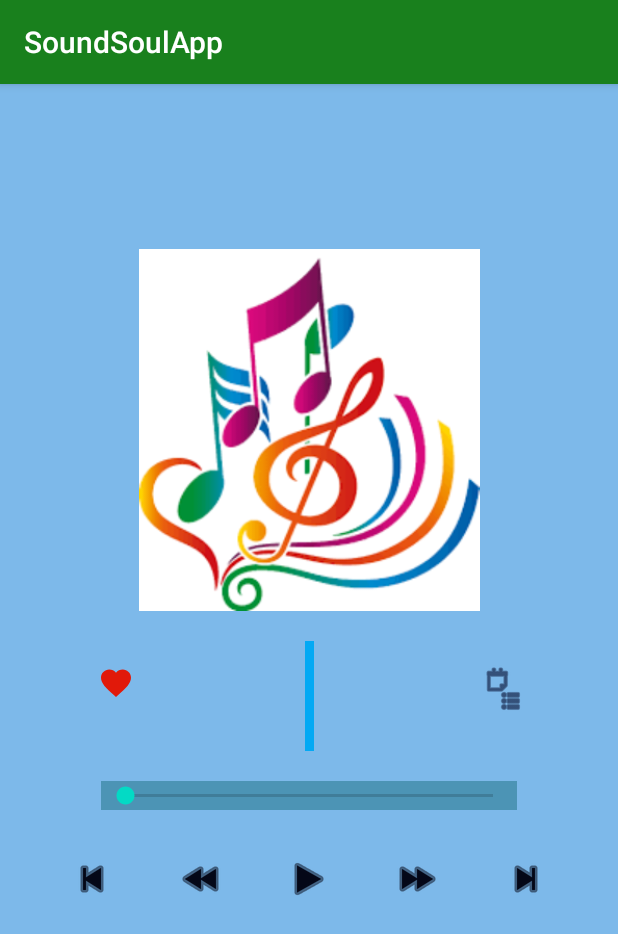
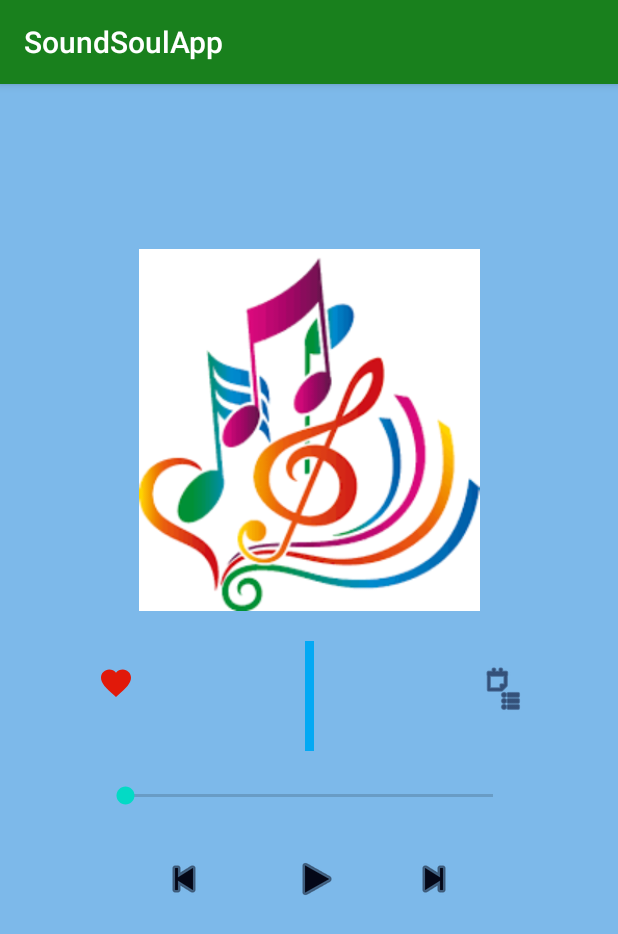
Before and after one commit to vrserrano/Sound, an Android app: the SongPlayer screen opened directly, with no data from a screen before it, on a phone screen of 412 x 824 dp. Shown: the top 934 px of the screen. Run offline under Robolectric (Android 15) with nearby library versions, the phone set to English and light mode, and no system bars.

Commit message:
botones reproductor

```diff
--- a/app/src/main/res/layout/activity_player_song.xml
+++ b/app/src/main/res/layout/activity_player_song.xml
@@ -76,7 +76,7 @@
         android:layout_marginTop="20dp"
         android:layout_marginEnd="67dp"
         android:layout_marginRight="67dp"
-        android:background="#4C94B5"
+        android:background="#7DB9EA"
         app:layout_constraintEnd_toEndOf="parent"
         app:layout_constraintStart_toStartOf="parent"
         app:layout_constraintTop_toBottomOf="@+id/divider" />
@@ -85,15 +85,15 @@
         android:id="@+id/playButton"
         android:layout_width="wrap_content"
         android:layout_height="wrap_content"
-        android:layout_marginStart="10dp"
-        android:layout_marginLeft="10dp"
+        android:layout_marginStart="20dp"
+        android:layout_marginLeft="20dp"
         android:layout_marginTop="30dp"
-        android:layout_marginEnd="10dp"
-        android:layout_marginRight="10dp"
+        android:layout_marginEnd="20dp"
+        android:layout_marginRight="20dp"
         android:background="#7DB9EA"
         android:tint="#040717"
-        app:layout_constraintEnd_toStartOf="@+id/next"
-        app:layout_constraintStart_toEndOf="@+id/previous"
+        app:layout_constraintEnd_toStartOf="@+id/nextButton"
+        app:layout_constraintStart_toEndOf="@+id/previousButton"
         app:layout_constraintTop_toBottomOf="@+id/seekBar"
         app:srcCompat="@android:drawable/ic_media_play" />
 
@@ -101,62 +101,30 @@
         android:id="@+id/nextButton"
         android:layout_width="wrap_content"
         android:layout_height="wrap_content"
-        android:layout_marginStart="10dp"
-        android:layout_marginLeft="10dp"
+        android:layout_marginStart="20dp"
+        android:layout_marginLeft="20dp"
         android:layout_marginTop="30dp"
-        android:layout_marginEnd="25dp"
-        android:layout_marginRight="25dp"
+        android:layout_marginEnd="100dp"
+        android:layout_marginRight="100dp"
         android:background="#7DB9EA"
         android:tint="#040717"
         app:layout_constraintEnd_toEndOf="parent"
-        app:layout_constraintStart_toEndOf="@+id/next"
+        app:layout_constraintStart_toEndOf="@+id/playButton"
         app:layout_constraintTop_toBottomOf="@+id/seekBar"
         app:srcCompat="@android:drawable/ic_media_next" />
-
-    <ImageButton
-        android:id="@+id/next"
-        android:layout_width="wrap_content"
-        android:layout_height="wrap_content"
-        android:layout_marginStart="10dp"
-        android:layout_marginLeft="10dp"
-        android:layout_marginTop="30dp"
-        android:layout_marginEnd="10dp"
-        android:layout_marginRight="10dp"
-        android:background="#7DB9EA"
-        android:tint="#040717"
-        app:layout_constraintEnd_toStartOf="@+id/nextButton"
-        app:layout_constraintStart_toEndOf="@+id/playButton"
-        app:layout_constraintTop_toBottomOf="@+id/seekBar"
-        app:srcCompat="@android:drawable/ic_media_ff" />
-
-    <ImageButton
-        android:id="@+id/previous"
-        android:layout_width="wrap_content"
-        android:layout_height="wrap_content"
-        android:layout_marginStart="10dp"
-        android:layout_marginLeft="10dp"
-        android:layout_marginTop="30dp"
-        android:layout_marginEnd="10dp"
-        android:layout_marginRight="10dp"
-        android:background="#7DB9EA"
-        android:tint="#040717"
-        app:layout_constraintEnd_toStartOf="@+id/playButton"
-        app:layout_constraintStart_toEndOf="@+id/previousButton"
-        app:layout_constraintTop_toBottomOf="@+id/seekBar"
-        app:srcCompat="@android:drawable/ic_media_rew" />
 
     <ImageButton
         android:id="@+id/previousButton"
         android:layout_width="wrap_content"
         android:layout_height="wrap_content"
-        android:layout_marginStart="25dp"
-        android:layout_marginLeft="25dp"
+        android:layout_marginStart="100dp"
+        android:layout_marginLeft="100dp"
         android:layout_marginTop="30dp"
-        android:layout_marginEnd="10dp"
-        android:layout_marginRight="10dp"
+        android:layout_marginEnd="30dp"
+        android:layout_marginRight="30dp"
         android:background="#7DB9EA"
         android:tint="#040717"
-        app:layout_constraintEnd_toStartOf="@+id/previous"
+        app:layout_constraintEnd_toStartOf="@+id/playButton"
         app:layout_constraintStart_toStartOf="parent"
         app:layout_constraintTop_toBottomOf="@+id/seekBar"
         app:srcCompat="@android:drawable/ic_media_previous" />
```
